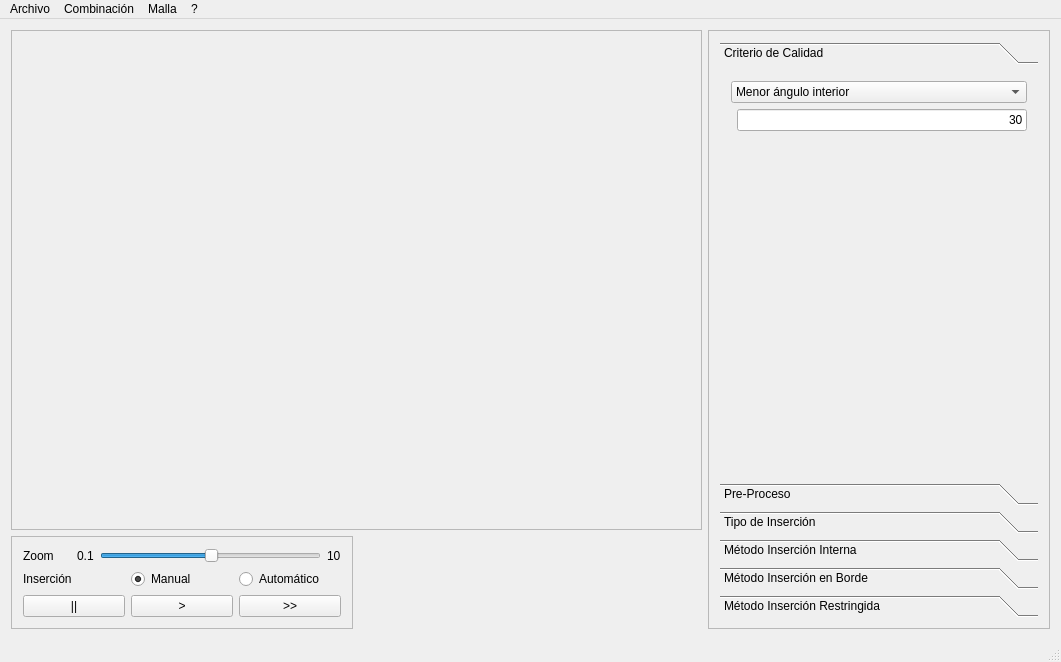
afaundez/mesh-suite, file gui/forms/MainWindow.ui: the form before one commit.
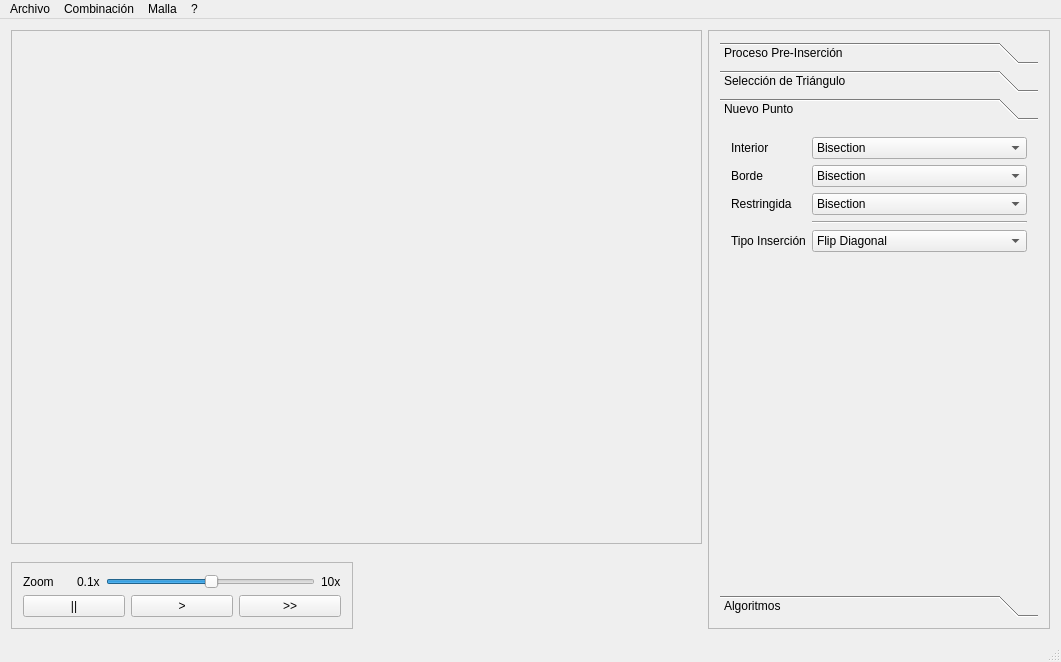
The form after the commit. The open tabs and pages were chosen to show the change.

Patch:
```diff
--- a/gui/forms/MainWindow.ui
+++ b/gui/forms/MainWindow.ui
@@ -49,7 +49,7 @@
       </layout>
      </widget>
     </item>
-    <item row="0" column="2" rowspan="2">
+    <item row="0" column="2" rowspan="4">
      <widget class="QFrame" name="optionFrame">
       <property name="frameShape">
        <enum>QFrame::StyledPanel</enum>
@@ -72,48 +72,11 @@
             <x>0</x>
             <y>0</y>
             <width>324</width>
-            <height>403</height>
+            <height>461</height>
            </rect>
           </property>
           <attribute name="label">
-           <string>Criterio de Calidad</string>
-          </attribute>
-          <layout class="QFormLayout" name="formLayout">
-           <property name="fieldGrowthPolicy">
-            <enum>QFormLayout::AllNonFixedFieldsGrow</enum>
-           </property>
-           <item row="2" column="1">
-            <widget class="QLineEdit" name="angleLineEdit">
-             <property name="text">
-              <string>30</string>
-             </property>
-             <property name="alignment">
-              <set>Qt::AlignRight|Qt::AlignTrailing|Qt::AlignVCenter</set>
-             </property>
-            </widget>
-           </item>
-           <item row="1" column="0" colspan="2">
-            <widget class="QComboBox" name="qualityCriterionComboBox">
-             <item>
-              <property name="text">
-               <string>Menor ángulo interior</string>
-              </property>
-             </item>
-            </widget>
-           </item>
-          </layout>
-         </widget>
-         <widget class="QWidget" name="preProcessCriterionPage">
-          <property name="geometry">
-           <rect>
-            <x>0</x>
-            <y>0</y>
-            <width>324</width>
-            <height>403</height>
-           </rect>
-          </property>
-          <attribute name="label">
-           <string>Pre-Proceso</string>
+           <string>Proceso Pre-Inserción</string>
           </attribute>
           <layout class="QFormLayout" name="formLayout_2">
            <item row="0" column="0" colspan="2">
@@ -142,45 +105,81 @@
            </rect>
           </property>
           <attribute name="label">
-           <string>Tipo de Inserción</string>
+           <string>Selección de Triángulo</string>
+          </attribute>
+          <layout class="QFormLayout" name="formLayout_7">
+           <item row="0" column="0">
+            <widget class="QRadioButton" name="manualRadioButton">
+             <property name="text">
+              <string>Manual</string>
+             </property>
+             <property name="checked">
+              <bool>true</bool>
+             </property>
+            </widget>
+           </item>
+           <item row="1" column="0">
+            <widget class="QRadioButton" name="automaticRadioButton">
+             <property name="text">
+              <string>Automático</string>
+             </property>
+            </widget>
+           </item>
+           <item row="3" column="0" colspan="2">
+            <widget class="QComboBox" name="automaticTriangleSelectionComboBox">
+             <property name="enabled">
+              <bool>false</bool>
+             </property>
+             <item>
+              <property name="text">
+               <string>Menor ángulo interno</string>
+              </property>
+             </item>
+             <item>
+              <property name="text">
+               <string>Menor longitud de arista</string>
+              </property>
+             </item>
+             <item>
+              <property name="text">
+               <string>Menor longitud Arista, Triángulos en Borde</string>
+              </property>
+             </item>
+            </widget>
+           </item>
+           <item row="4" column="1">
+            <widget class="QSpinBox" name="automaticTriangleSelectionSpinBox">
+             <property name="maximum">
+              <number>60</number>
+             </property>
+            </widget>
+           </item>
+          </layout>
+         </widget>
+         <widget class="QWidget" name="newPointPage">
+          <property name="geometry">
+           <rect>
+            <x>0</x>
+            <y>0</y>
+            <width>236</width>
+            <height>145</height>
+           </rect>
+          </property>
+          <attribute name="label">
+           <string>Nuevo Punto</string>
           </attribute>
           <layout class="QFormLayout" name="formLayout_3">
            <property name="fieldGrowthPolicy">
             <enum>QFormLayout::AllNonFixedFieldsGrow</enum>
            </property>
-           <item row="2" column="0" colspan="2">
-            <widget class="QComboBox" name="insertionTypeComboBox">
-             <item>
-              <property name="text">
-               <string>Flip Diagonal</string>
-              </property>
-             </item>
-             <item>
-              <property name="text">
-               <string>Cavity</string>
-              </property>
-             </item>
+           <item row="0" column="0">
+            <widget class="QLabel" name="label">
+             <property name="text">
+              <string>Interior</string>
+             </property>
             </widget>
            </item>
-          </layout>
-         </widget>
-         <widget class="QWidget" name="insideInsertionMethodPage">
-          <property name="geometry">
-           <rect>
-            <x>0</x>
-            <y>0</y>
-            <width>324</width>
-            <height>403</height>
-           </rect>
-          </property>
-          <attribute name="label">
-           <string>Método Inserción Interna</string>
-          </attribute>
-          <layout class="QFormLayout" name="formLayout_4">
-           <property name="fieldGrowthPolicy">
-            <enum>QFormLayout::AllNonFixedFieldsGrow</enum>
-           </property>
-           <item row="0" column="0" colspan="2">
+           <item row="0" column="1">
             <widget class="QComboBox" name="insideInsertionMethodComboBox">
              <item>
               <property name="text">
@@ -219,23 +218,20 @@
              </item>
             </widget>
            </item>
-          </layout>
-         </widget>
-         <widget class="QWidget" name="borderInsertionMethodPage">
-          <property name="geometry">
-           <rect>
-            <x>0</x>
-            <y>0</y>
-            <width>324</width>
-            <height>403</height>
-           </rect>
-          </property>
-          <attribute name="label">
-           <string>Método Inserción en Borde</string>
-          </attribute>
-          <layout class="QFormLayout" name="formLayout_5">
-           <item row="0" column="0" colspan="2">
+           <item row="1" column="0">
+            <widget class="QLabel" name="label_2">
+             <property name="text">
+              <string>Borde</string>
+             </property>
+            </widget>
+           </item>
+           <item row="1" column="1">
             <widget class="QComboBox" name="borderInsertionMethodComboBox">
+             <item>
+              <property name="text">
+               <string>Bisection</string>
+              </property>
+             </item>
              <item>
               <property name="text">
                <string>Rivara</string>
@@ -248,23 +244,20 @@
              </item>
             </widget>
            </item>
-          </layout>
-         </widget>
-         <widget class="QWidget" name="restrictedinsertionMethodPage">
-          <property name="geometry">
-           <rect>
-            <x>0</x>
-            <y>0</y>
-            <width>324</width>
-            <height>403</height>
-           </rect>
-          </property>
-          <attribute name="label">
-           <string>Método Inserción Restringida</string>
-          </attribute>
-          <layout class="QFormLayout" name="formLayout_6">
-           <item row="0" column="0" colspan="2">
+           <item row="2" column="0">
+            <widget class="QLabel" name="label_3">
+             <property name="text">
+              <string>Restringida</string>
+             </property>
+            </widget>
+           </item>
+           <item row="2" column="1">
             <widget class="QComboBox" name="restrictedInsertionMethodComboBox">
+             <item>
+              <property name="text">
+               <string>Bisection</string>
+              </property>
+             </item>
              <item>
               <property name="text">
                <string>Rivara</string>
@@ -273,6 +266,83 @@
              <item>
               <property name="text">
                <string>Ruppert</string>
+              </property>
+             </item>
+            </widget>
+           </item>
+           <item row="3" column="1">
+            <widget class="Line" name="line">
+             <property name="orientation">
+              <enum>Qt::Horizontal</enum>
+             </property>
+            </widget>
+           </item>
+           <item row="4" column="1">
+            <widget class="QComboBox" name="insertionTypeComboBox">
+             <item>
+              <property name="text">
+               <string>Flip Diagonal</string>
+              </property>
+             </item>
+             <item>
+              <property name="text">
+               <string>Cavity</string>
+              </property>
+             </item>
+             <item>
+              <property name="text">
+               <string>Split Edge</string>
+              </property>
+             </item>
+            </widget>
+           </item>
+           <item row="4" column="0">
+            <widget class="QLabel" name="label_4">
+             <property name="text">
+              <string>Tipo Inserción</string>
+             </property>
+            </widget>
+           </item>
+          </layout>
+         </widget>
+         <widget class="QWidget" name="page">
+          <property name="geometry">
+           <rect>
+            <x>0</x>
+            <y>0</y>
+            <width>151</width>
+            <height>43</height>
+           </rect>
+          </property>
+          <attribute name="label">
+           <string>Algoritmos</string>
+          </attribute>
+          <layout class="QFormLayout" name="formLayout_4">
+           <item row="0" column="0" colspan="2">
+            <widget class="QComboBox" name="comboBox_2">
+             <item>
+              <property name="text">
+               <string>LEPP - Bisection</string>
+              </property>
+             </item>
+             <item>
+              <property name="text">
+               <string>LEPP - Centroid</string>
+              </property>
+             </item>
+             <item>
+              <property name="text">
+               <string>LEPP - Delaunay</string>
+              </property>
+             </item>
+             <item>
+              <property name="text">
+               <string>Ruppert</string>
+              </property>
+             </item>
+             <item>
+              <property name="text">
+               <string>Off - Center</string>
               </property>
              </item>
             </widget>
@@ -284,7 +354,20 @@
       </layout>
      </widget>
     </item>
-    <item row="1" column="0">
+    <item row="3" column="1">
+     <spacer name="horizontalSpacer_2">
+      <property name="orientation">
+       <enum>Qt::Horizontal</enum>
+      </property>
+      <property name="sizeHint" stdset="0">
+       <size>
+        <width>40</width>
+        <height>20</height>
+       </size>
+      </property>
+     </spacer>
+    </item>
+    <item row="3" column="0">
      <widget class="QFrame" name="controlFrame">
       <property name="frameShape">
        <enum>QFrame::StyledPanel</enum>
@@ -307,7 +390,7 @@
            <item>
             <widget class="QLabel" name="lowestValueLabel">
              <property name="text">
-              <string>0.1</string>
+              <string>0.1x</string>
              </property>
             </widget>
            </item>
@@ -330,39 +413,14 @@
            <item>
             <widget class="QLabel" name="highestValueLabel">
              <property name="text">
-              <string>10</string>
+              <string>10x</string>
              </property>
             </widget>
            </item>
           </layout>
          </item>
          <item>
-          <layout class="QHBoxLayout" name="horizontalLayout">
-           <item>
-            <widget class="QLabel" name="InsertionLabel">
-             <property name="text">
-              <string>Inserción</string>
-             </property>
-            </widget>
-           </item>
-           <item>
-            <widget class="QRadioButton" name="ManualRadioButton">
-             <property name="text">
-              <string>Manual</string>
-             </property>
-             <property name="checked">
-              <bool>true</bool>
-             </property>
-            </widget>
-           </item>
-           <item>
-            <widget class="QRadioButton" name="automaticRadioButton">
-             <property name="text">
-              <string>Automático</string>
-             </property>
-            </widget>
-           </item>
-          </layout>
+          <layout class="QHBoxLayout" name="horizontalLayout"/>
          </item>
          <item>
           <layout class="QHBoxLayout" name="horizontalLayout_2">
@@ -394,19 +452,6 @@
       </layout>
      </widget>
     </item>
-    <item row="1" column="1">
-     <spacer name="horizontalSpacer_2">
-      <property name="orientation">
-       <enum>Qt::Horizontal</enum>
-      </property>
-      <property name="sizeHint" stdset="0">
-       <size>
-        <width>40</width>
-        <height>20</height>
-       </size>
-      </property>
-     </spacer>
-    </item>
    </layout>
   </widget>
   <widget class="QMenuBar" name="menuBar">
```
Left out of the diff: 15 changed lines with no effect on the pictures.
